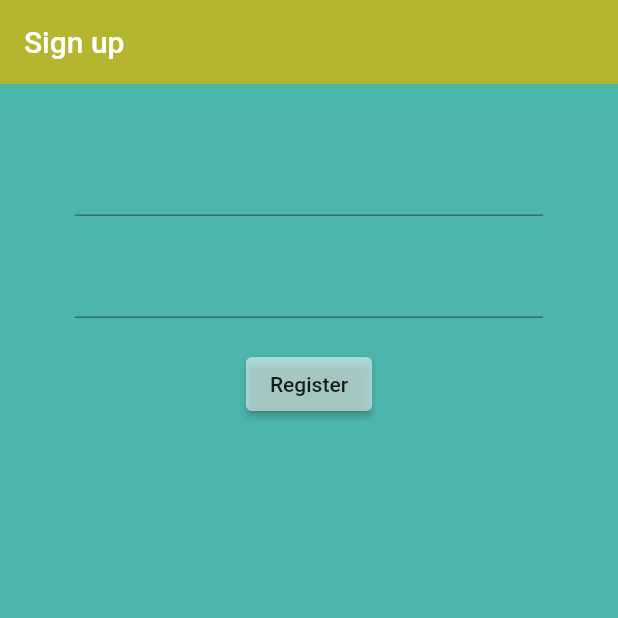
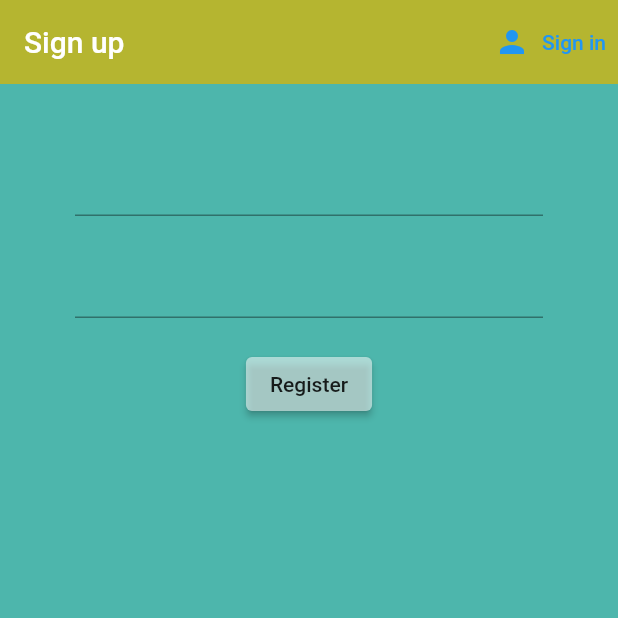
Before and after one commit to VishruthVS/FlutterAuthentication, a Flutter app: the screen it shows after launch, after a tap on "Register", on a phone screen of 412 x 824 dp, the top half of it. Run offline on Flutter 3.47's test engine with Material 2 defaults, Android fonts, the phone set to English and light mode, and no system bars; our stand-ins replace firebase_auth, firebase_core; accounts and stored records are empty.

Commit message:
toggle between register and sign-in

```diff
--- a/lib/screens/authenticate/authenticate.dart
+++ b/lib/screens/authenticate/authenticate.dart
@@ -1,5 +1,6 @@
 import 'package:flutter/material.dart';
 import 'package:signinauth/screens/authenticate/register.dart';
+import 'package:signinauth/screens/authenticate/sing_in.dart';
 
 class Authenticate extends StatefulWidget {
   const Authenticate({super.key});
@@ -9,10 +10,17 @@ class Authenticate extends StatefulWidget {
 }
 
 class _AuthenticateState extends State<Authenticate> {
+  bool showSignIn = true;
+  void toggleView() {
+    setState(() => showSignIn = !showSignIn);
+  }
+
   @override
   Widget build(BuildContext context) {
-    return Container(
-      child: Register(),
-    );
+    if (showSignIn) {
+      return Singin(toggleView: toggleView);
+    } else {
+      return Register(toggleView: toggleView);
+    }
   }
 }
--- a/lib/screens/authenticate/register.dart
+++ b/lib/screens/authenticate/register.dart
@@ -2,7 +2,8 @@ import 'package:flutter/material.dart';
 import 'package:signinauth/services/auth.dart';
 
 class Register extends StatefulWidget {
-  const Register({super.key});
+  final Function toggleView;
+  const Register({super.key, required this.toggleView});
 
   @override
   State<Register> createState() => _RegisterState();
@@ -21,6 +22,15 @@ class _RegisterState extends State<Register> {
         backgroundColor: const Color.fromARGB(255, 181, 181, 48),
         elevation: 0.0,
         title: Text('Sign up'),
+        actions: <Widget>[
+          TextButton.icon(
+            onPressed: () {
+              widget.toggleView();
+            },
+            icon: Icon(Icons.person),
+            label: Text('Sign in'),
+          ),
+        ],
       ),
       body: Container(
         padding: EdgeInsets.symmetric(vertical: 20.0, horizontal: 50.0),
--- a/lib/screens/authenticate/sing_in.dart
+++ b/lib/screens/authenticate/sing_in.dart
@@ -2,7 +2,9 @@ import 'package:flutter/material.dart';
 import 'package:signinauth/services/auth.dart';
 
 class Singin extends StatefulWidget {
-  const Singin({super.key});
+  final Function toggleView;
+
+  const Singin({super.key, required this.toggleView});
 
   @override
   State<Singin> createState() => _SinginState();
@@ -22,9 +24,20 @@ class _SinginState extends State<Singin> {
         backgroundColor: const Color.fromARGB(255, 181, 181, 48),
         elevation: 0.0,
         title: Text('sign in'),
+        actions: <Widget>[
+          TextButton.icon(
+            onPressed: () {
+              widget.toggleView();
+            },
+            icon: Icon(Icons.person),
+            label: Text('Register'),
+          ),
+        ],
       ),
       body: Container(
         padding: EdgeInsets.symmetric(vertical: 20.0, horizontal: 50.0),
+
+        //FOR ANONYMOUS SIGN_IN
         // child: ElevatedButton(
         //   style: ButtonStyle(
         //     backgroundColor: MaterialStateProperty.all<Color>(Colors.white54),
@@ -40,6 +53,7 @@ class _SinginState extends State<Singin> {
         //   },
         //   child: Text('Sing in anom'),
         // ),
+        //FOR EMAIL/PASSWORD LOGIN
         child: Form(
           child: Column(
             children: <Widget>[
```
